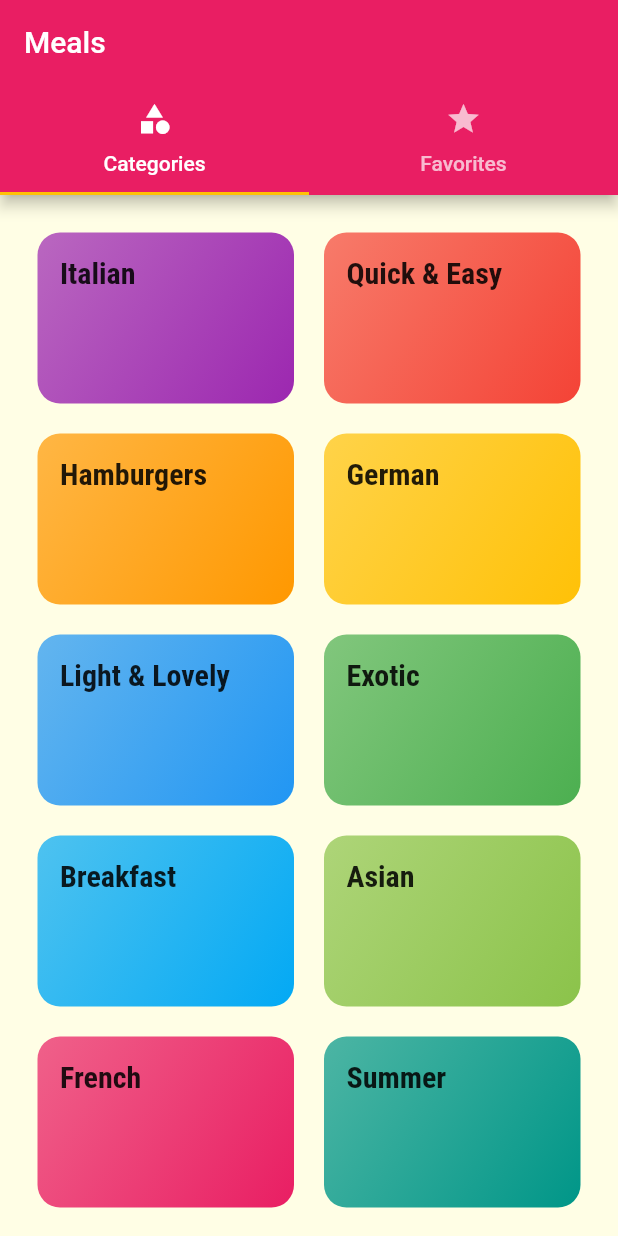
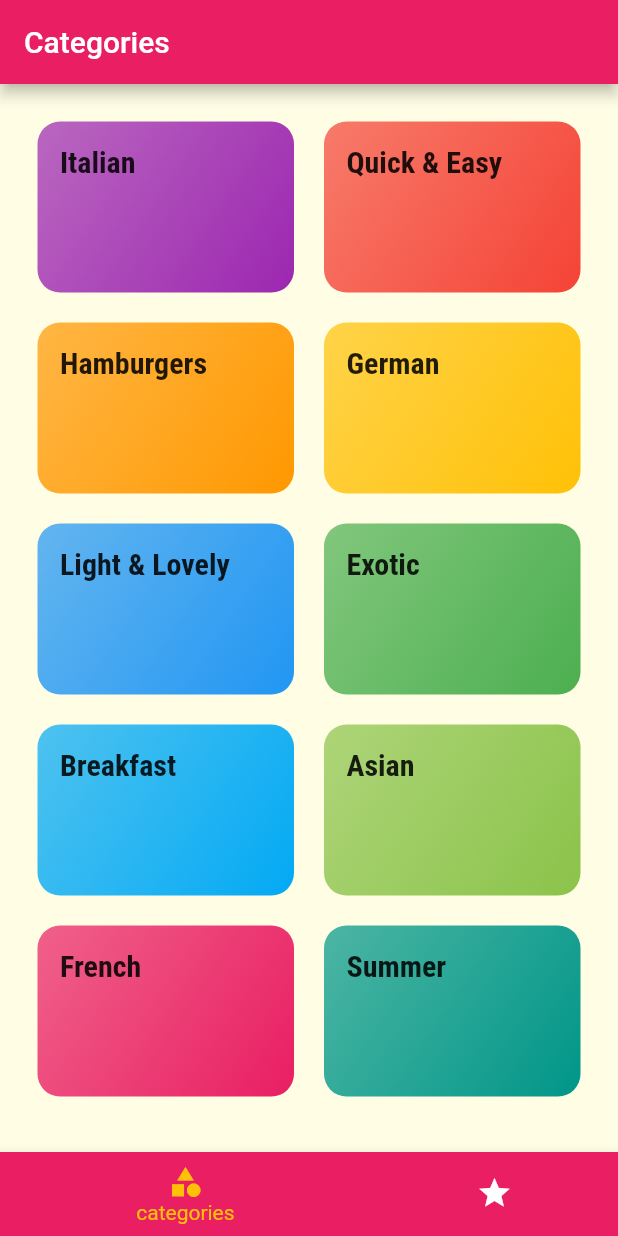
Before and after one commit to robozavri/food-app, a Flutter app: the screen it shows after launch, on a phone screen of 412 x 824 dp. Run offline on Flutter 3.47's test engine with Material 2 defaults, Android fonts, the phone set to English and light mode, and no system bars; Roboto replaces fonts that are missing (Realway).

```diff
--- a/lib/screens/tabs_screen.dart
+++ b/lib/screens/tabs_screen.dart
@@ -8,33 +8,44 @@ class TabScreen extends StatefulWidget {
 }
 
 class _TabScreenState extends State<TabScreen> {
+  // final List<Widget> _pages = [CategoriesScreen(), FavoritesScreen()];
+  final List<Map<String, Object>> _pages = [
+    {'page': CategoriesScreen(), 'title': 'Categories'},
+    {'page': FavoritesScreen(), 'title': 'Favorites'},
+  ];
+  int _selectedPageIndex = 0;
+  void _selectPage(int index) {
+    setState(() {
+      _selectedPageIndex = index;
+    });
+  }
+
   @override
   Widget build(BuildContext context) {
-    return DefaultTabController(
-      length: 2,
-      initialIndex: 0,
-      child: Scaffold(
-        appBar: AppBar(
-          title: Text('Meals'),
-          bottom: TabBar(
-            tabs: <Widget>[
-              Tab(
-                icon: Icon(Icons.category),
-                text: 'Categories',
-              ),
-              Tab(
-                icon: Icon(Icons.star),
-                text: 'Favorites',
-              ),
-            ],
+    return Scaffold(
+      appBar: AppBar(
+        title: Text(_pages[_selectedPageIndex]['title']),
+      ),
+      body: _pages[_selectedPageIndex]['page'],
+      bottomNavigationBar: BottomNavigationBar(
+        onTap: _selectPage,
+        backgroundColor: Theme.of(context).primaryColor,
+        unselectedItemColor: Colors.white,
+        selectedItemColor: Theme.of(context).accentColor,
+        currentIndex: _selectedPageIndex,
+        type: BottomNavigationBarType.shifting,
+        items: [
+          BottomNavigationBarItem(
+            backgroundColor: Theme.of(context).primaryColor,
+            icon: Icon(Icons.category),
+            title: Text('categories'),
           ),
-        ),
-        body: TabBarView(
-          children: <Widget>[
-            CategoriesScreen(),
-            FavoritesScreen(),
-          ],
-        ),
+          BottomNavigationBarItem(
+            backgroundColor: Theme.of(context).primaryColor,
+            icon: Icon(Icons.star),
+            title: Text('favorites'),
+          )
+        ],
       ),
     );
   }
```
